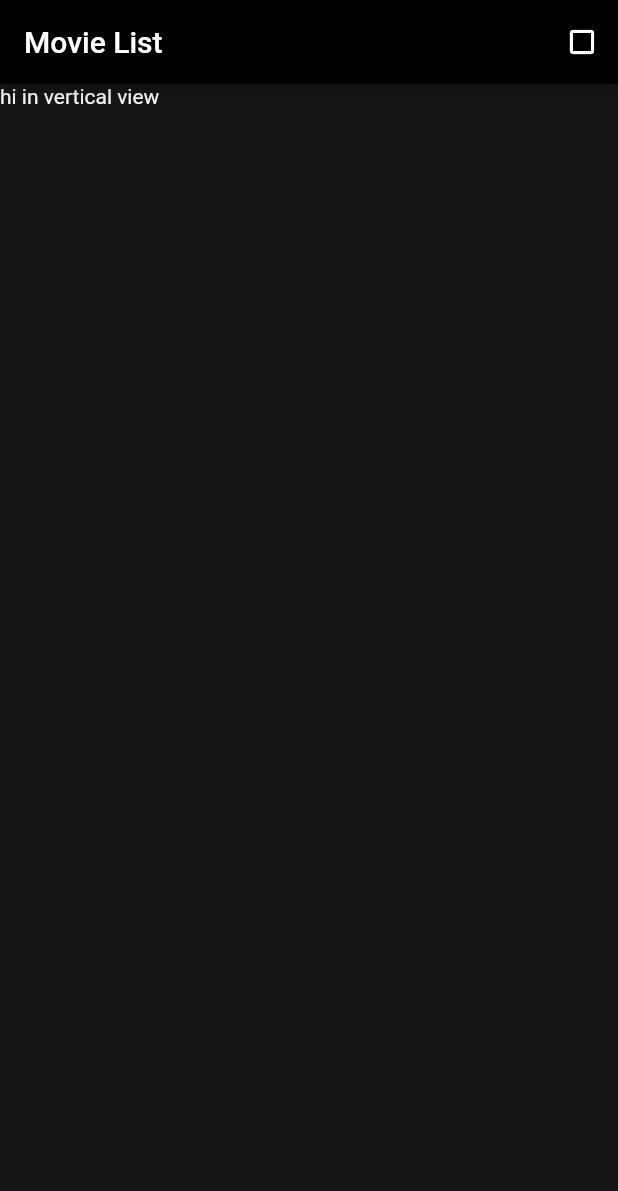
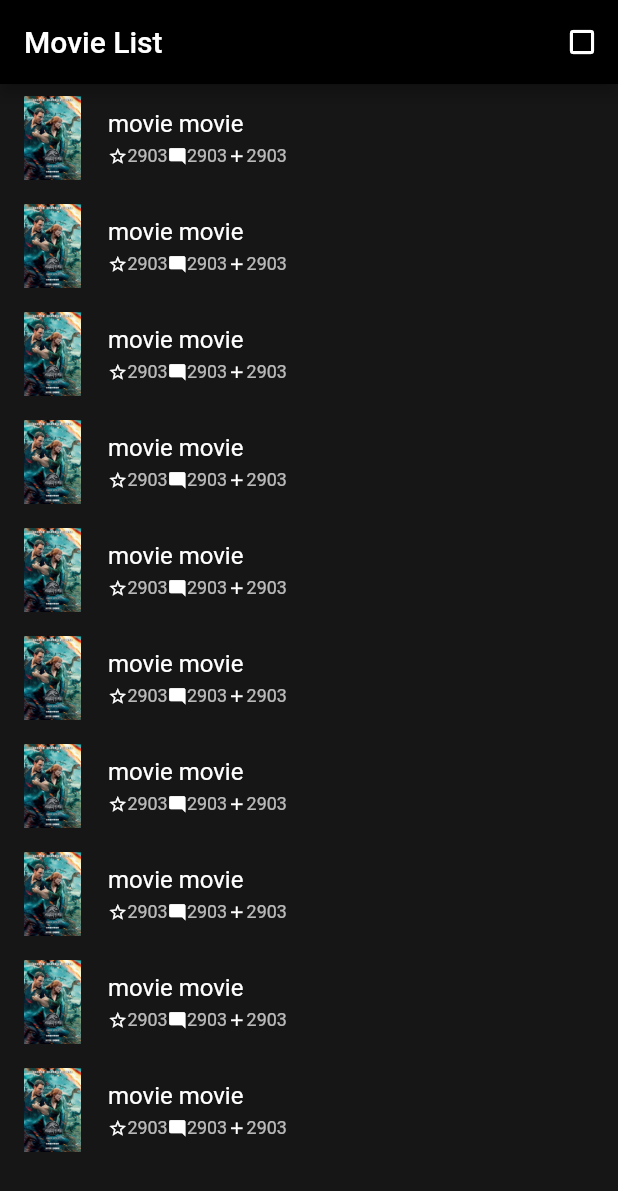
Before and after one commit to darylsze/Booklist-in-flutter, a Flutter app: the MovieListPage widget shown alone on an empty page, opened directly, after a tap on the "list" icon, on a phone screen of 412 x 824 dp. Shown: the top 1191 px of the screen. Run offline on Flutter 3.47's test engine with Material 2 defaults, Android fonts, the phone set to English and light mode, and no system bars.

Commit message:
feat: add vertical movie list

```diff
--- a/lib/pages/movieList.dart
+++ b/lib/pages/movieList.dart
@@ -67,7 +67,12 @@ class _MovieListState extends State<MovieListPage> {
   }
 
   Widget _getVerticalViewList() {
-    return new Text('hi in vertical view');
+    var items = new List.generate(10, (index) => index);
+    return new ListView.builder(
+        itemCount: 10,
+        itemBuilder: (context, index){
+          return _verticalListItemWidget(items[index], index);
+        });
   }
 
   Widget _getGridViewList() {
@@ -124,4 +129,25 @@ class _MovieListState extends State<MovieListPage> {
   Widget _getPosterViewList() {
     return new Text('hi in poster view list');
   }
+
+  Widget _verticalListItemWidget(int item, int index) {
+    return new Container(
+      child: new ListTile(
+        leading: new Image(image: AssetImage('assets/images/movie.jpg')),
+        title: new Text('movie movie'),
+        subtitle: new Row(
+          children: <Widget>[
+            _getReactionItem(
+                icon: Icons.star_border, size: 13.0, content: '2903'),
+            _getReactionItem(
+                icon: Icons.mode_comment,
+                size: 13.0,
+                content: '2903'),
+            _getReactionItem(
+                icon: Icons.add, size: 13.0, content: '2903'),
+          ],
+        ),
+      ),
+    );
+  }
 }
```
